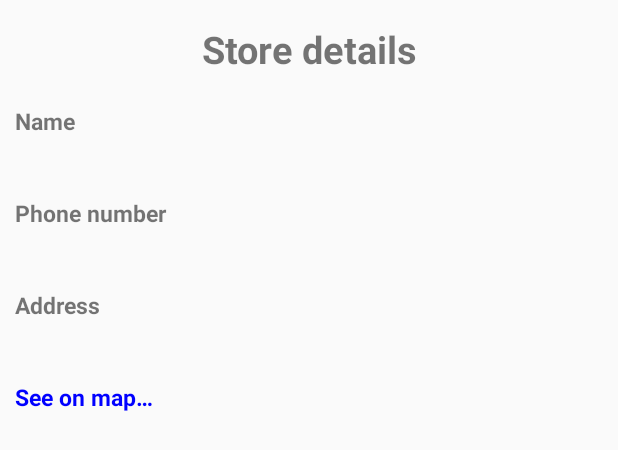
After one commit to legd/BottleRocket, an Android app: the layout store_details.xml on its own in the app's theme, with its tools: preview values and no code run, on a phone screen of 412 x 824 dp. The commit adds this screen. Shown: the top 450 px of the screen. Run offline under Robolectric (Android 15) with nearby library versions, the phone set to English and light mode, and no system bars.

Commit message:
Added the details screen and see on map feature.

```diff
--- /dev/null
+++ b/app/src/main/res/layout/store_details.xml
@@ -0,0 +1,83 @@
+<?xml version="1.0" encoding="utf-8"?>
+<LinearLayout
+    xmlns:android="http://schemas.android.com/apk/res/android"
+    xmlns:tools="http://schemas.android.com/tools"
+    android:layout_width="match_parent"
+    android:layout_height="match_parent"
+    android:orientation="vertical"
+    tools:context=".ui.StoreDetailsActivity">
+
+    <TextView
+        android:layout_width="match_parent"
+        android:layout_height="wrap_content"
+        android:gravity="center_horizontal"
+        android:layout_marginTop="15dp"
+        android:text="@string/title_label"
+        android:textStyle="bold"
+        android:textSize="25sp"/>
+
+    <TextView
+        android:layout_width="match_parent"
+        android:layout_height="wrap_content"
+        android:layout_marginTop="20dp"
+        android:layout_marginStart="10dp"
+        android:text="@string/name_label"
+        android:textStyle="bold"
+        android:textSize="15sp"/>
+
+    <TextView
+        android:id="@+id/store_name"
+        android:layout_width="match_parent"
+        android:layout_height="wrap_content"
+        android:layout_marginTop="5dp"
+        android:layout_marginStart="10dp" />
+
+    <TextView
+        android:layout_width="match_parent"
+        android:layout_height="wrap_content"
+        android:layout_marginTop="15dp"
+        android:layout_marginStart="10dp"
+        android:text="@string/number_label"
+        android:textStyle="bold"
+        android:textSize="15sp"/>
+
+    <TextView
+        android:id="@+id/store_number"
+        android:layout_width="match_parent"
+        android:layout_height="wrap_content"
+        android:layout_marginTop="5dp"
+        android:layout_marginStart="10dp"/>
+
+    <TextView
+        android:layout_width="match_parent"
+        android:layout_height="wrap_content"
+        android:layout_marginTop="15dp"
+        android:layout_marginStart="10dp"
+        android:text="@string/address_label"
+        android:textStyle="bold"
+        android:textSize="15sp"/>
+
+    <TextView
+        android:id="@+id/full_store_address"
+        android:layout_width="match_parent"
+        android:layout_height="wrap_content"
+        android:layout_marginTop="5dp"
+        android:layout_marginStart="10dp" />
+
+    <TextView
+        android:id="@+id/see_on_map_label"
+        android:layout_width="match_parent"
+        android:layout_height="wrap_content"
+        android:layout_marginTop="15dp"
+        android:layout_marginStart="10dp"
+        android:text="@string/map_label"
+        android:textStyle="bold"
+        android:textSize="15sp"
+        android:textColor="#0000FF"/>
+
+
+
+
+
+
+</LinearLayout>
--- a/app/src/main/res/layout/store_list_item.xml
+++ b/app/src/main/res/layout/store_list_item.xml
@@ -1,6 +1,7 @@
 <?xml version="1.0" encoding="utf-8"?>
 <RelativeLayout
     xmlns:android="http://schemas.android.com/apk/res/android"
+    android:id="@+id/list_item_layout"
     android:layout_width="match_parent"
     android:layout_height="wrap_content"
     android:paddingBottom="10dp">
--- a/app/src/main/res/values/strings.xml
+++ b/app/src/main/res/values/strings.xml
@@ -2,4 +2,10 @@
     <string name="app_name">BottleRocket</string>
     <string name="phone_number_holder">000&#8211;000&#8211;0000</string>
     <string name="address_holder">7545 NW St. Miami</string>
+    <string name="title_label">Store details</string>
+    <string name="name_label">Name</string>
+    <string name="number_label">Phone number</string>
+    <string name="address_label">Address</string>
+    <string name="map_label">See on map&#8230;</string>
+
 </resources>
```
Also changed, not shown: app/src/main/AndroidManifest.xml (+5 -4 lines), app/src/main/java/com/willdom/luis/bottlerocket/ui/StoreDetailsActivity.java (added, +66 -0 lines), app/src/main/java/com/willdom/luis/bottlerocket/ui/StoreListActivity.java (+3 -16 lines), app/src/main/java/com/willdom/luis/bottlerocket/ui/adapters/StoreAdapter.java (+43 -30 lines).
